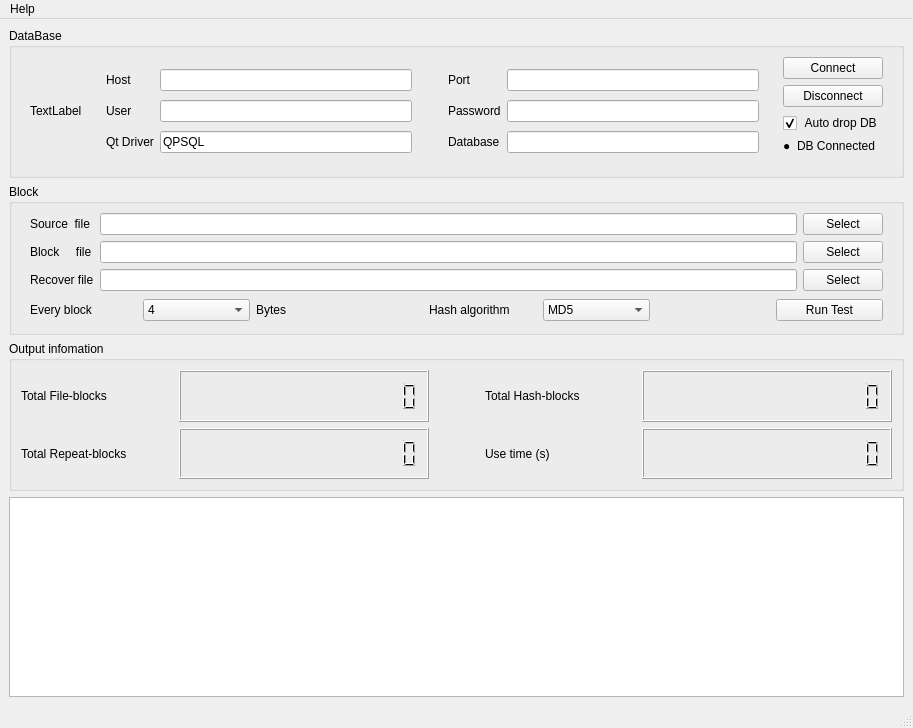
First picture: the form in mainwindow.ui, repository NekoSilverFox/BlockStorageTester, before the edit.
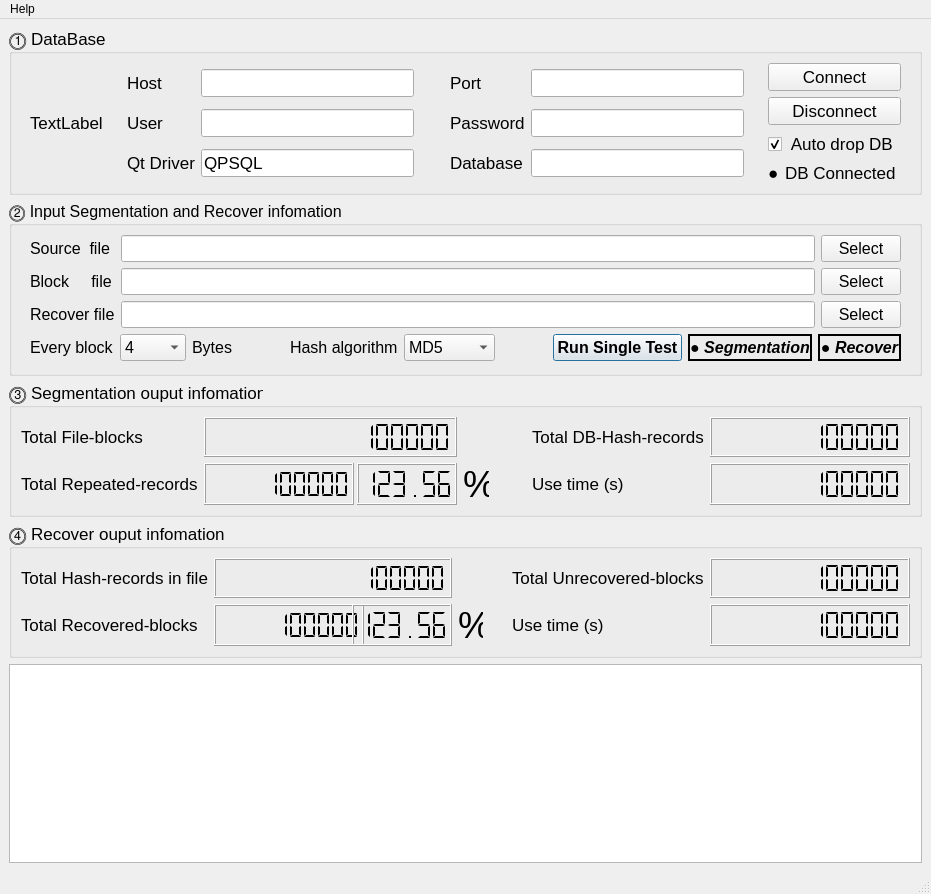
Second picture: the form after the edit.

Diff of the .ui file:
```diff
--- a/mainwindow.ui
+++ b/mainwindow.ui
@@ -6,10 +6,16 @@
    <rect>
     <x>0</x>
     <y>0</y>
-    <width>913</width>
-    <height>728</height>
+    <width>931</width>
+    <height>894</height>
    </rect>
   </property>
+  <property name="minimumSize">
+   <size>
+    <width>900</width>
+    <height>0</height>
+   </size>
+  </property>
   <property name="windowTitle">
    <string>MainWindow</string>
   </property>
@@ -17,13 +23,24 @@
    <layout class="QVBoxLayout" name="verticalLayout_3">
     <item>
      <widget class="QGroupBox" name="groupBox">
+      <property name="font">
+       <font>
+        <pointsize>13</pointsize>
+       </font>
+      </property>
       <property name="title">
-       <string>DataBase</string>
+       <string>⓵ DataBase</string>
       </property>
       <layout class="QGridLayout" name="gridLayout">
        <item row="1" column="2">
         <widget class="QWidget" name="widget_2" native="true">
          <layout class="QGridLayout" name="gridLayout_3">
+          <property name="topMargin">
+           <number>0</number>
+          </property>
+          <property name="bottomMargin">
+           <number>0</number>
+          </property>
           <item row="1" column="1">
            <widget class="QLineEdit" name="leHost"/>
           </item>
@@ -206,10 +223,24 @@
     </item>
     <item>
      <widget class="QGroupBox" name="groupBox_2">
+      <property name="sizePolicy">
+       <sizepolicy hsizetype="Fixed" vsizetype="Preferred">
+        <horstretch>0</horstretch>
+        <verstretch>0</verstretch>
+       </sizepolicy>
+      </property>
+      <property name="font">
+       <font>
+        <pointsize>12</pointsize>
+       </font>
+      </property>
       <property name="title">
-       <string>Block</string>
+       <string>⓶ Input Segmentation and Recover infomation</string>
       </property>
       <layout class="QGridLayout" name="gridLayout_4">
+       <property name="bottomMargin">
+        <number>12</number>
+       </property>
        <item row="0" column="0">
         <widget class="QWidget" name="widget_6" native="true">
          <layout class="QGridLayout" name="gridLayout_2">
@@ -360,7 +391,7 @@
             </property>
             <property name="sizeHint" stdset="0">
              <size>
-              <width>60</width>
+              <width>80</width>
               <height>20</height>
              </size>
             </property>
@@ -407,7 +438,7 @@
             </property>
             <property name="sizeHint" stdset="0">
              <size>
-              <width>120</width>
+              <width>80</width>
               <height>20</height>
              </size>
             </property>
@@ -415,8 +446,108 @@
           </item>
           <item>
            <widget class="QPushButton" name="btnRunTest">
+            <property name="font">
+             <font>
+              <pointsize>12</pointsize>
+              <bold>true</bold>
+             </font>
+            </property>
+            <property name="cursor">
+             <cursorShape>PointingHandCursor</cursorShape>
+            </property>
             <property name="text">
-             <string>Run Test</string>
+             <string>Run Single Test</string>
+            </property>
+            <property name="autoDefault">
+             <bool>false</bool>
+            </property>
+            <property name="default">
+             <bool>true</bool>
+            </property>
+            <property name="flat">
+             <bool>false</bool>
+            </property>
+           </widget>
+          </item>
+          <item>
+           <widget class="QLabel" name="lbSegmentation">
+            <property name="sizePolicy">
+             <sizepolicy hsizetype="Fixed" vsizetype="Preferred">
+              <horstretch>0</horstretch>
+              <verstretch>0</verstretch>
+             </sizepolicy>
+            </property>
+            <property name="baseSize">
+             <size>
+              <width>0</width>
+              <height>0</height>
+             </size>
+            </property>
+            <property name="font">
+             <font>
+              <pointsize>12</pointsize>
+              <italic>true</italic>
+              <bold>true</bold>
+             </font>
+            </property>
+            <property name="locale">
+             <locale language="English" country="UnitedStates"/>
+            </property>
+            <property name="frameShape">
+             <enum>QFrame::Shape::WinPanel</enum>
+            </property>
+            <property name="frameShadow">
+             <enum>QFrame::Shadow::Plain</enum>
+            </property>
+            <property name="lineWidth">
+             <number>1</number>
+            </property>
+            <property name="text">
+             <string>● Segmentation</string>
+            </property>
+            <property name="alignment">
+             <set>Qt::AlignmentFlag::AlignCenter</set>
+            </property>
+           </widget>
+          </item>
+          <item>
+           <widget class="QLabel" name="lbRecover">
+            <property name="sizePolicy">
+             <sizepolicy hsizetype="Fixed" vsizetype="Preferred">
+              <horstretch>0</horstretch>
+              <verstretch>0</verstretch>
+             </sizepolicy>
+            </property>
+            <property name="baseSize">
+             <size>
+              <width>0</width>
+              <height>0</height>
+             </size>
+            </property>
+            <property name="font">
+             <font>
+              <pointsize>12</pointsize>
+              <italic>true</italic>
+              <bold>true</bold>
+             </font>
+            </property>
+            <property name="locale">
+             <locale language="English" country="UnitedStates"/>
+            </property>
+            <property name="frameShape">
+             <enum>QFrame::Shape::WinPanel</enum>
+            </property>
+            <property name="frameShadow">
+             <enum>QFrame::Shadow::Plain</enum>
+            </property>
+            <property name="lineWidth">
+             <number>1</number>
+            </property>
+            <property name="text">
+             <string>● Recover</string>
+            </property>
+            <property name="alignment">
+             <set>Qt::AlignmentFlag::AlignCenter</set>
             </property>
            </widget>
           </item>
@@ -427,38 +558,24 @@
      </widget>
     </item>
     <item>
-     <widget class="QGroupBox" name="groupBox_3">
-      <property name="minimumSize">
-       <size>
-        <width>0</width>
-        <height>120</height>
-       </size>
+     <widget class="QGroupBox" name="groupBox_4">
+      <property name="font">
+       <font>
+        <pointsize>13</pointsize>
+       </font>
       </property>
       <property name="title">
-       <string>Output infomation</string>
+       <string>⓷ Segmentation ouput infomation</string>
       </property>
       <layout class="QGridLayout" name="gridLayout_5">
-       <item row="0" column="3">
-        <widget class="QLabel" name="label_19">
+       <item row="1" column="4">
+        <widget class="QLabel" name="label_21">
          <property name="text">
-          <string>Total Hash-blocks</string>
+          <string>Use time (s)</string>
          </property>
         </widget>
        </item>
-       <item row="0" column="4">
-        <widget class="QLCDNumber" name="lcdTotalHashBlocks">
-         <property name="minimumSize">
-          <size>
-           <width>250</width>
-           <height>0</height>
-          </size>
-         </property>
-         <property name="digitCount">
-          <number>16</number>
-         </property>
-        </widget>
-       </item>
-       <item row="0" column="2">
+       <item row="0" column="3">
         <spacer name="horizontalSpacer_2">
          <property name="orientation">
           <enum>Qt::Orientation::Horizontal</enum>
@@ -468,12 +585,210 @@
          </property>
          <property name="sizeHint" stdset="0">
           <size>
-           <width>50</width>
+           <width>40</width>
            <height>20</height>
           </size>
          </property>
         </spacer>
        </item>
+       <item row="1" column="5">
+        <widget class="QLCDNumber" name="lcdSegmentationTime">
+         <property name="minimumSize">
+          <size>
+           <width>200</width>
+           <height>40</height>
+          </size>
+         </property>
+         <property name="smallDecimalPoint">
+          <bool>false</bool>
+         </property>
+         <property name="digitCount">
+          <number>12</number>
+         </property>
+         <property name="segmentStyle">
+          <enum>QLCDNumber::SegmentStyle::Flat</enum>
+         </property>
+         <property name="value" stdset="0">
+          <double>123456789.000000000000000</double>
+         </property>
+         <property name="intValue" stdset="0">
+          <number>123456789</number>
+         </property>
+        </widget>
+       </item>
+       <item row="1" column="3">
+        <spacer name="horizontalSpacer_3">
+         <property name="orientation">
+          <enum>Qt::Orientation::Horizontal</enum>
+         </property>
+         <property name="sizeType">
+          <enum>QSizePolicy::Policy::Maximum</enum>
+         </property>
+         <property name="sizeHint" stdset="0">
+          <size>
+           <width>40</width>
+           <height>20</height>
+          </size>
+         </property>
+        </spacer>
+       </item>
+       <item row="1" column="1">
+        <widget class="QWidget" name="widget_8" native="true">
+         <property name="minimumSize">
+          <size>
+           <width>150</width>
+           <height>0</height>
+          </size>
+         </property>
+         <layout class="QHBoxLayout" name="horizontalLayout_2">
+          <property name="leftMargin">
+           <number>0</number>
+          </property>
+          <property name="topMargin">
+           <number>0</number>
+          </property>
+          <property name="rightMargin">
+           <number>0</number>
+          </property>
+          <property name="bottomMargin">
+           <number>0</number>
+          </property>
+          <item>
+           <widget class="QLCDNumber" name="lcdTotalRepeat">
+            <property name="minimumSize">
+             <size>
+              <width>150</width>
+              <height>40</height>
+             </size>
+            </property>
+            <property name="digitCount">
+             <number>10</number>
+            </property>
+            <property name="segmentStyle">
+             <enum>QLCDNumber::SegmentStyle::Flat</enum>
+            </property>
+            <property name="intValue" stdset="0">
+             <number>123456789</number>
+            </property>
+           </widget>
+          </item>
+          <item>
+           <widget class="QLCDNumber" name="lcdRepeatPercent">
+            <property name="minimumSize">
+             <size>
+              <width>100</width>
+              <height>40</height>
+             </size>
+            </property>
+            <property name="font">
+             <font>
+              <pointsize>13</pointsize>
+              <italic>false</italic>
+              <bold>true</bold>
+             </font>
+            </property>
+            <property name="digitCount">
+             <number>6</number>
+            </property>
+            <property name="segmentStyle">
+             <enum>QLCDNumber::SegmentStyle::Flat</enum>
+            </property>
+            <property name="value" stdset="0">
+             <double>123.560000000000002</double>
+            </property>
+           </widget>
+          </item>
+         </layout>
+        </widget>
+       </item>
+       <item row="0" column="1">
+        <widget class="QWidget" name="widget_7" native="true">
+         <layout class="QHBoxLayout" name="horizontalLayout">
+          <property name="leftMargin">
+           <number>0</number>
+          </property>
+          <property name="topMargin">
+           <number>0</number>
+          </property>
+          <property name="rightMargin">
+           <number>0</number>
+          </property>
+          <property name="bottomMargin">
+           <number>0</number>
+          </property>
+          <item>
+           <widget class="QLCDNumber" name="lcdTotalFileBlocks">
+            <property name="minimumSize">
+             <size>
+              <width>150</width>
+              <height>40</height>
+             </size>
+            </property>
+            <property name="font">
+             <font>
+              <pointsize>13</pointsize>
+              <bold>false</bold>
+              <kerning>true</kerning>
+             </font>
+            </property>
+            <property name="layoutDirection">
+             <enum>Qt::LayoutDirection::LeftToRight</enum>
+            </property>
+            <property name="autoFillBackground">
+             <bool>false</bool>
+            </property>
+            <property name="frameShape">
+             <enum>QFrame::Shape::Box</enum>
+            </property>
+            <property name="frameShadow">
+             <enum>QFrame::Shadow::Raised</enum>
+            </property>
+            <property name="smallDecimalPoint">
+             <bool>false</bool>
+            </property>
+            <property name="digitCount">
+             <number>16</number>
+            </property>
+            <property name="segmentStyle">
+             <enum>QLCDNumber::SegmentStyle::Flat</enum>
+            </property>
+            <property name="intValue" stdset="0">
+             <number>123456789</number>
+            </property>
+           </widget>
+          </item>
+         </layout>
+        </widget>
+       </item>
+       <item row="0" column="4">
+        <widget class="QLabel" name="label_19">
+         <property name="text">
+          <string>Total DB-Hash-records</string>
+         </property>
+        </widget>
+       </item>
+       <item row="0" column="5">
+        <widget class="QLCDNumber" name="lcdTotalDbHashRecords">
+         <property name="minimumSize">
+          <size>
+           <width>200</width>
+           <height>40</height>
+          </size>
+         </property>
+         <property name="frameShadow">
+          <enum>QFrame::Shadow::Raised</enum>
+         </property>
+         <property name="digitCount">
+          <number>12</number>
+         </property>
+         <property name="segmentStyle">
+          <enum>QLCDNumber::SegmentStyle::Flat</enum>
+         </property>
+         <property name="intValue" stdset="0">
+          <number>123456789</number>
+         </property>
+        </widget>
+       </item>
        <item row="0" column="0">
         <widget class="QLabel" name="label_18">
          <property name="text">
@@ -481,62 +796,85 @@
          </property>
         </widget>
        </item>
-       <item row="0" column="1">
-        <widget class="QLCDNumber" name="lcdTotalFileBlocks">
-         <property name="minimumSize">
-          <size>
-           <width>250</width>
-           <height>0</height>
-          </size>
-         </property>
-         <property name="font">
-          <font>
-           <bold>false</bold>
-           <kerning>true</kerning>
-          </font>
-         </property>
-         <property name="layoutDirection">
-          <enum>Qt::LayoutDirection::LeftToRight</enum>
-         </property>
-         <property name="autoFillBackground">
-          <bool>false</bool>
-         </property>
-         <property name="frameShape">
-          <enum>QFrame::Shape::Box</enum>
-         </property>
-         <property name="frameShadow">
-          <enum>QFrame::Shadow::Raised</enum>
-         </property>
-         <property name="smallDecimalPoint">
-          <bool>false</bool>
-         </property>
-         <property name="digitCount">
-          <number>16</number>
-         </property>
-         <property name="segmentStyle">
-          <enum>QLCDNumber::SegmentStyle::Filled</enum>
-         </property>
-         <property name="intValue" stdset="0">
-          <number>0</number>
-         </property>
-        </widget>
-       </item>
        <item row="1" column="0">
         <widget class="QLabel" name="label_20">
          <property name="text">
-          <string>Total Repeat-blocks</string>
-         </property>
-        </widget>
-       </item>
-       <item row="1" column="1">
-        <widget class="QLCDNumber" name="lcdTotalRepeatBlocks">
-         <property name="digitCount">
-          <number>16</number>
+          <string>Total Repeated-records</string>
          </property>
         </widget>
        </item>
        <item row="1" column="2">
-        <spacer name="horizontalSpacer_3">
+        <widget class="QLabel" name="label_24">
+         <property name="minimumSize">
+          <size>
+           <width>25</width>
+           <height>0</height>
+          </size>
+         </property>
+         <property name="maximumSize">
+          <size>
+           <width>30</width>
+           <height>16777215</height>
+          </size>
+         </property>
+         <property name="font">
+          <font>
+           <pointsize>28</pointsize>
+          </font>
+         </property>
+         <property name="text">
+          <string>%</string>
+         </property>
+        </widget>
+       </item>
+      </layout>
+     </widget>
+    </item>
+    <item>
+     <widget class="QGroupBox" name="groupBox_3">
+      <property name="font">
+       <font>
+        <pointsize>13</pointsize>
+       </font>
+      </property>
+      <property name="title">
+       <string>⓸ Recover ouput infomation</string>
+      </property>
+      <layout class="QGridLayout" name="gridLayout_6">
+       <item row="0" column="5">
+        <widget class="QLCDNumber" name="lcdTotalUnrecovered">
+         <property name="minimumSize">
+          <size>
+           <width>200</width>
+           <height>40</height>
+          </size>
+         </property>
+         <property name="frameShadow">
+          <enum>QFrame::Shadow::Raised</enum>
+         </property>
+         <property name="digitCount">
+          <number>12</number>
+         </property>
+         <property name="segmentStyle">
+          <enum>QLCDNumber::SegmentStyle::Flat</enum>
+         </property>
+         <property name="intValue" stdset="0">
+          <number>123456789</number>
+         </property>
+        </widget>
+       </item>
+       <item row="0" column="0">
+        <widget class="QLabel" name="label_25">
+         <property name="frameShadow">
+          <enum>QFrame::Shadow::Plain</enum>
+         </property>
+         <property name="text">
+          <string>Total Hash-records in file</string>
+         </property>
+        </widget>
+       </item>
+       <item row="0" column="3">
+        <spacer name="horizontalSpacer_7">
          <property name="orientation">
           <enum>Qt::Orientation::Horizontal</enum>
          </property>
@@ -545,23 +883,170 @@
          </property>
          <property name="sizeHint" stdset="0">
           <size>
-           <width>50</width>
+           <width>40</width>
            <height>20</height>
           </size>
          </property>
         </spacer>
        </item>
-       <item row="1" column="3">
-        <widget class="QLabel" name="label_21">
+       <item row="1" column="2">
+        <widget class="QLabel" name="label_27">
+         <property name="minimumSize">
+          <size>
+           <width>25</width>
+           <height>0</height>
+          </size>
+         </property>
+         <property name="maximumSize">
+          <size>
+           <width>30</width>
+           <height>16777215</height>
+          </size>
+         </property>
+         <property name="font">
+          <font>
+           <pointsize>28</pointsize>
+          </font>
+         </property>
          <property name="text">
-          <string>Use time (s)</string>
+          <string>%</string>
+         </property>
+        </widget>
+       </item>
+       <item row="1" column="1">
+        <widget class="QWidget" name="widget_9" native="true">
+         <property name="minimumSize">
+          <size>
+           <width>150</width>
+           <height>0</height>
+          </size>
+         </property>
+         <layout class="QHBoxLayout" name="horizontalLayout_5">
+          <property name="leftMargin">
+           <number>0</number>
+          </property>
+          <property name="topMargin">
+           <number>0</number>
+          </property>
+          <property name="rightMargin">
+           <number>0</number>
+          </property>
+          <property name="bottomMargin">
+           <number>0</number>
+          </property>
+          <item>
+           <widget class="QLCDNumber" name="lcdTotalRecovered">
+            <property name="minimumSize">
+             <size>
+              <width>150</width>
+              <height>40</height>
+             </size>
+            </property>
+            <property name="digitCount">
+             <number>10</number>
+            </property>
+            <property name="segmentStyle">
+             <enum>QLCDNumber::SegmentStyle::Flat</enum>
+            </property>
+            <property name="intValue" stdset="0">
+             <number>123456789</number>
+            </property>
+           </widget>
+          </item>
+          <item>
+           <widget class="QLCDNumber" name="lcdRecoveredPercent">
+            <property name="minimumSize">
+             <size>
+              <width>100</width>
+              <height>40</height>
+             </size>
+            </property>
+            <property name="font">
+             <font>
+              <pointsize>13</pointsize>
+              <italic>false</italic>
+              <bold>true</bold>
+             </font>
+            </property>
+            <property name="digitCount">
+             <number>6</number>
+            </property>
+            <property name="segmentStyle">
+             <enum>QLCDNumber::SegmentStyle::Flat</enum>
+            </property>
+            <property name="value" stdset="0">
+             <double>123.560000000000002</double>
+            </property>
+           </widget>
+          </item>
+         </layout>
+        </widget>
+       </item>
+       <item row="0" column="1">
+        <widget class="QLCDNumber" name="lcdNumNeedRecover">
+         <property name="minimumSize">
+          <size>
+           <width>200</width>
+           <height>40</height>
+          </size>
+         </property>
+         <property name="frameShadow">
+          <enum>QFrame::Shadow::Raised</enum>
+         </property>
+         <property name="digitCount">
+          <number>16</number>
+         </property>
+         <property name="segmentStyle">
+          <enum>QLCDNumber::SegmentStyle::Flat</enum>
+         </property>
+         <property name="intValue" stdset="0">
+          <number>123456789</number>
+         </property>
+        </widget>
+       </item>
+       <item row="1" column="0">
+        <widget class="QLabel" name="label_26">
+         <property name="text">
+          <string>Total Recovered-blocks</string>
+         </property>
+        </widget>
+       </item>
+       <item row="0" column="4">
+        <widget class="QLabel" name="label_28">
+         <property name="text">
+          <string>Total Unrecovered-blocks</string>
          </property>
         </widget>
        </item>
        <item row="1" column="4">
-        <widget class="QLCDNumber" name="lcdUseTime">
+        <widget class="QLabel" name="label_29">
+         <property name="text">
+          <string>Use time (s)</string>
+         </property>
+        </widget>
+       </item>
+       <item row="1" column="5">
+        <widget class="QLCDNumber" name="lcdRecoverTime">
+         <property name="minimumSize">
+          <size>
+           <width>200</width>
+           <height>40</height>
+          </size>
+         </property>
+         <property name="smallDecimalPoint">
+          <bool>false</bool>
+         </property>
          <property name="digitCount">
-          <number>16</number>
+          <number>12</number>
+         </property>
+         <property name="segmentStyle">
+          <enum>QLCDNumber::SegmentStyle::Flat</enum>
+         </property>
+         <property name="value" stdset="0">
+          <double>123456789.000000000000000</double>
+         </property>
+         <property name="intValue" stdset="0">
+          <number>123456789</number>
          </property>
         </widget>
        </item>
@@ -591,7 +1076,7 @@
     <rect>
      <x>0</x>
      <y>0</y>
-     <width>913</width>
+     <width>931</width>
      <height>24</height>
     </rect>
    </property>
```
